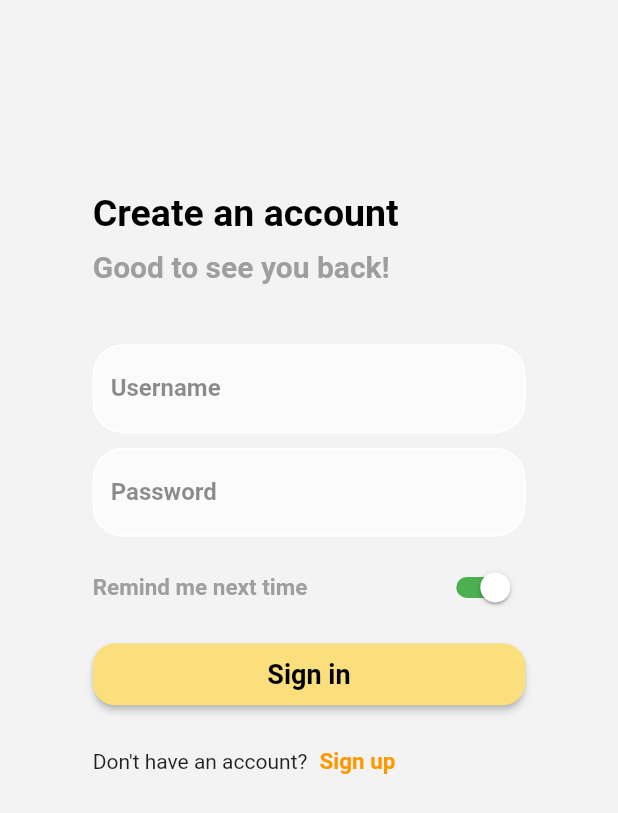
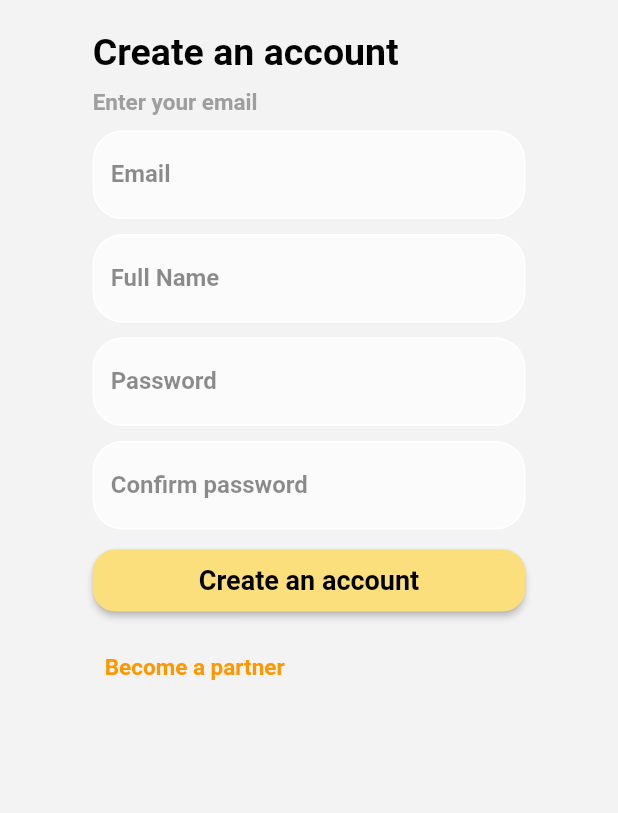
Before and after one commit to Albertosd8/project_mob_dev_app, a Flutter app: the SignUp screen opened by its route, on a phone screen of 412 x 824 dp. Shown: the top 813 px of the screen. Run offline on Flutter 3.47's test engine with Material 2 defaults, Android fonts, the phone set to English and light mode, and no system bars; our stand-ins replace flutter_bloc.

Commit message:
saturday update

```diff
--- /dev/null
+++ b/lib/pages/sign-up/bloc/sign_up_event.dart
@@ -0,0 +1,29 @@
+abstract class RegisterEvent{}
+
+class RegisterEmailChanged extends RegisterEvent{
+  final String email;
+
+  RegisterEmailChanged({required this.email});
+}
+
+class RegisterFullNameChanged extends RegisterEvent{
+  final String fullName;
+
+  RegisterFullNameChanged({required this.fullName});
+}
+
+class RegisterPasswordChanged extends RegisterEvent{
+  final String password;
+
+  RegisterPasswordChanged({required this.password});
+}
+
+class RegisterConfirmPasswordChanged extends RegisterEvent{
+  final String confirmPassword;
+
+  RegisterConfirmPasswordChanged({required this.confirmPassword});
+}
+
+class RegisterSubmitted extends RegisterEvent{
+
+}
--- /dev/null
+++ b/lib/pages/sign-up/bloc/sign_up_state.dart
@@ -0,0 +1,9 @@
+class RegisterState{
+  final String email;
+  final String password;
+
+  RegisterState({
+    this.email = '',
+    this.password = '',
+  });
+}
--- a/lib/pages/sign-up/sign_up.dart
+++ b/lib/pages/sign-up/sign_up.dart
@@ -10,7 +10,16 @@ class SignUp extends StatefulWidget {
 
 class _SignUpState extends State<SignUp> {
   var _textController = TextEditingController();
+  var _textControllerEmail = TextEditingController();
   bool light = true;
+  // String dropdownvalue = 'MX';
+  //  var items = [
+  //   'MX',
+  //   'Item 2',
+  //   'Item 3',
+  //   'Item 4',
+  //   'Item 5',
+  // ];
 
   @override
   Widget build(BuildContext context){
@@ -30,21 +39,14 @@ class _SignUpState extends State<SignUp> {
           mainAxisAlignment: MainAxisAlignment.center,
           mainAxisSize: MainAxisSize.max,
           children: [
-            Column(
+            SingleChildScrollView(
+                child: Column(
                   mainAxisSize: MainAxisSize.max,
                   mainAxisAlignment: MainAxisAlignment.center,
-              // crossAxisAlignment: CrossAxisAlignment.center,
                   children: [
                     Container(
                       width: MediaQuery.of(context).size.width * 0.70,
-                  child: Row(
-                  mainAxisSize: MainAxisSize.min,
-                  children: [
-                    Column(
-                      mainAxisAlignment: MainAxisAlignment.center,
-                      crossAxisAlignment: CrossAxisAlignment.start,
-                      children: [
-                        Text(
+                      child: Text(
                         "Create an account",
                         style: TextStyle(
                           color: Colors.black,
@@ -52,23 +54,112 @@ class _SignUpState extends State<SignUp> {
                           fontSize: 25
                         )
                       ),
+                    ),
+                    // SizedBox(
+                    //   height: 10,
+                    // ),
+                    // Container(
+                    //   width: MediaQuery.of(context).size.width * 0.70,
+                    //   child: Row(
+                    //     mainAxisAlignment: MainAxisAlignment.spaceBetween,
+                    //     children: [
+                    //       SizedBox(width: 1,),
+                    //       DropdownButton(
+                    //         borderRadius: BorderRadius.all(Radius.circular(10)),
+                    //         dropdownColor: Colors.white,
+                    //         // Initial Value
+                    //         value: dropdownvalue,
+                    //         // Down Arrow Icon
+                    //         icon: const Icon(Icons.keyboard_arrow_down),
+                    //         // Array list of items
+                    //         items: items.map((String items) {
+                    //           return DropdownMenuItem(
+                    //             value: items,
+                    //             child: Text(items),
+                    //           );
+                    //         }).toList(),
+                    //         // After selecting the desired option,it will
+                    //         // change button value to selected value
+                    //         onChanged: (String? newValue) {
+                    //           setState(() {
+                    //             dropdownvalue = newValue!;
+                    //           });
+                    //         },
+                    //       ),
+                    //       SizedBox(
+                    //         width: MediaQuery.of(context).size.width * 0.40,
+                    //         child: TextField(
+                    //           controller: _textController,
+                    //           keyboardType: TextInputType.number,
+                    //           decoration: InputDecoration(
+                    //             filled: true,
+                    //             fillColor: Colors.white70,
+                    //             enabledBorder: OutlineInputBorder(
+                    //               borderRadius: BorderRadius.circular(20.0),
+                    //               borderSide: BorderSide(color: Colors.white)
+                    //             ),
+                    //             focusedBorder: OutlineInputBorder(
+                    //               borderRadius: BorderRadius.circular(20.0),
+                    //               borderSide: BorderSide(color: Colors.white)
+                    //             ),
+                    //             focusedErrorBorder: OutlineInputBorder(
+                    //               borderRadius: BorderRadius.circular(20.0),
+                    //               borderSide: BorderSide(color: Colors.red)
+                    //             ),
+                    //             labelText: '222 443 232',
+                    //             labelStyle: TextStyle(
+                    //               color: Colors.black45,
+                    //               fontWeight: FontWeight.bold
+                    //               )
+                    //           ),
+                    //         ),
+                    //       ),
+                    //     ],
+                    //   ),
+                    // ),
                     SizedBox(
                       height: 10,
                     ),
-                        Text(
-                          "Good to see you back!",
+                    Container(
+                      width: MediaQuery.of(context).size.width * 0.70,
+                      child: Text(
+                        "Enter your email",
                         style: TextStyle(
                           color: Colors.grey,
                           fontWeight: FontWeight.bold,
-                            fontSize: 20
+                          fontSize: 15
                         )
                       ),
+                    ),
                     SizedBox(
-                          height: 30,
+                      height: 10,
                     ),
-                      ],
+                    SizedBox(
+                      width: MediaQuery.of(context).size.width * 0.70,
+                      child: TextField(
+                        controller: _textControllerEmail,
+                        keyboardType: TextInputType.number,
+                        decoration: InputDecoration(
+                          filled: true,
+                          fillColor: Colors.white70,
+                          enabledBorder: OutlineInputBorder(
+                            borderRadius: BorderRadius.circular(20.0),
+                            borderSide: BorderSide(color: Colors.white)
                           ),
-                  ],
+                          focusedBorder: OutlineInputBorder(
+                            borderRadius: BorderRadius.circular(20.0),
+                            borderSide: BorderSide(color: Colors.white)
+                          ),
+                          focusedErrorBorder: OutlineInputBorder(
+                            borderRadius: BorderRadius.circular(20.0),
+                            borderSide: BorderSide(color: Colors.red)
+                          ),
+                          labelText: 'Email',
+                          labelStyle: TextStyle(
+                            color: Colors.black45,
+                            fontWeight: FontWeight.bold
+                            )
+                        ),
                       ),
                     ),
                     SizedBox(
@@ -94,7 +185,7 @@ class _SignUpState extends State<SignUp> {
                             borderRadius: BorderRadius.circular(20.0),
                             borderSide: BorderSide(color: Colors.red)
                           ),
-                      labelText: 'Username',
+                          labelText: 'Full Name',
                           labelStyle: TextStyle(
                             color: Colors.black45,
                             fontWeight: FontWeight.bold
@@ -136,31 +227,32 @@ class _SignUpState extends State<SignUp> {
                     SizedBox(
                       height: 10,
                     ),
-                Container(
+                    SizedBox(
                       width: MediaQuery.of(context).size.width * 0.70,
-                  child: Row(
-                    mainAxisAlignment: MainAxisAlignment.spaceBetween,
-                    children: [
-                      Text(
-                        "Remind me next time",
-                        style: TextStyle(
-                        fontSize: 15,
-                        fontWeight: FontWeight.bold,
-                        color: Colors.grey,
+                      child: TextField(
+                        controller: _textController,
+                        keyboardType: TextInputType.number,
+                        decoration: InputDecoration(
+                          filled: true,
+                          fillColor: Colors.white70,
+                          enabledBorder: OutlineInputBorder(
+                            borderRadius: BorderRadius.circular(20.0),
+                            borderSide: BorderSide(color: Colors.white)
+                          ),
+                          focusedBorder: OutlineInputBorder(
+                            borderRadius: BorderRadius.circular(20.0),
+                            borderSide: BorderSide(color: Colors.white)
+                          ),
+                          focusedErrorBorder: OutlineInputBorder(
+                            borderRadius: BorderRadius.circular(20.0),
+                            borderSide: BorderSide(color: Colors.red)
+                          ),
+                          labelText: 'Confirm password',
+                          labelStyle: TextStyle(
+                            color: Colors.black45,
+                            fontWeight: FontWeight.bold
                             )
                         ),
-                      Switch(
-                        // overlayColor: MaterialStateProperty.all<Color>(Colors.black),
-                        trackColor: MaterialStateProperty.all<Color>(Colors.green),
-                        thumbColor: MaterialStateProperty.all<Color>(Colors.white),
-                        value:light,
-                        onChanged: (bool value) {
-                          setState(() {
-                            light = value;
-                          });
-                        }
-                      ),
-                    ],
                       ),
                     ),
                     SizedBox(
@@ -168,7 +260,7 @@ class _SignUpState extends State<SignUp> {
                     ),
                     ElevatedButton(
                       child: Text(
-                    "Sign in",
+                        "Create an account",
                         style: TextStyle(
                           fontSize: 18,
                           fontWeight: FontWeight.bold,
@@ -195,9 +287,9 @@ class _SignUpState extends State<SignUp> {
                       child: Row(
                         mainAxisAlignment: MainAxisAlignment.start,
                         children: [
-                      Text(
-                        "Don't have an account?"
-                      ),
+                          // Text(
+                          //   "Don't have an account?"
+                          // ),
                           TextButton(
                             style: TextButton.styleFrom(
                               foregroundColor: Colors.orange,
@@ -207,19 +299,19 @@ class _SignUpState extends State<SignUp> {
                               ),
                             ),
                             onPressed: () {
-                          Navigator.of(context).pushNamed("/sign_up");
+                              // To website
                             },
-                        child: const Text("Sign up"),
+                            child: const Text("Become a partner"),
                           ),
                         ],
                       ),
                     ),
-
                     SizedBox(
                       height: MediaQuery.of(context).size.height / 5,
                     ),
                   ],
                 ),
+            )
           ],
         )
       )
```
Also changed, not shown: lib/pages/sign-up/bloc/sign_up_bloc.dart (added, +17 -0 lines), 10 other files. Lines whose indentation alone changed are shown as unchanged.
